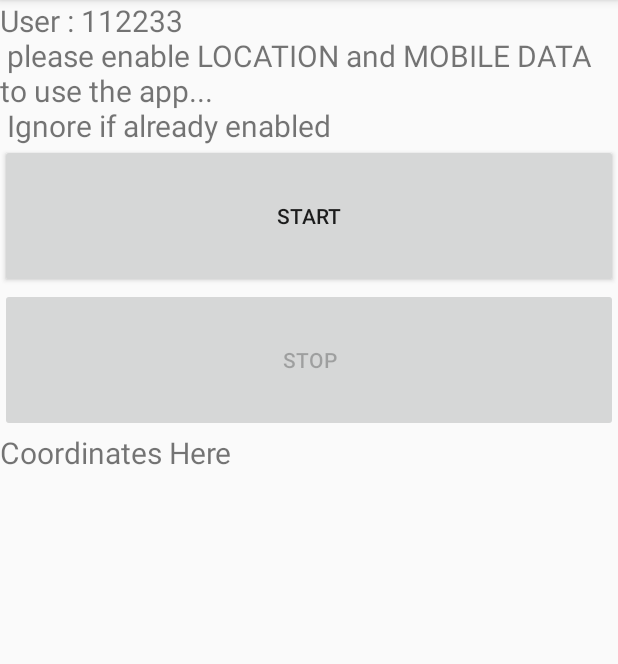
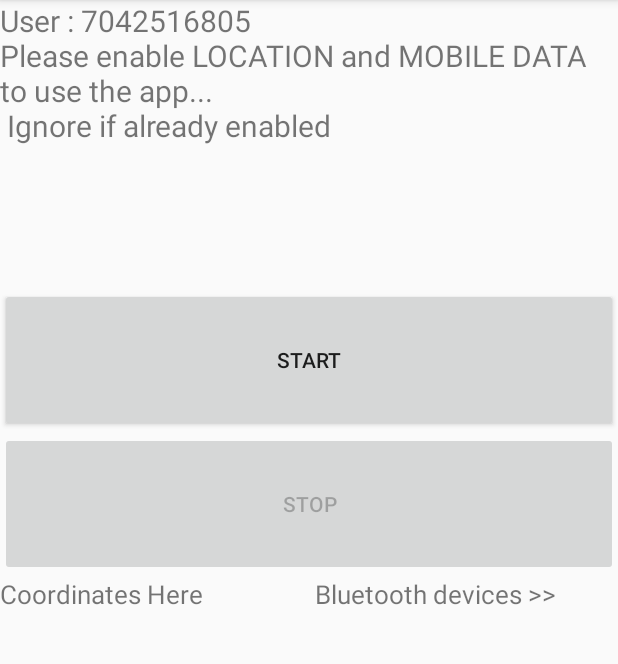
Before and after one commit to SandeepSingh1997/GeoLocationApp, an Android app: the screen it shows after launch (MainActivity), on a phone screen of 412 x 824 dp, the part 84-748 px from its top. Run offline under Robolectric (Android 15) with nearby library versions, the phone set to English and light mode, and no system bars.

Commit message:
with added bluetooth functionality

```diff
--- a/app/build.gradle
+++ b/app/build.gradle
@@ -32,6 +32,9 @@ dependencies {
 
     implementation 'androidx.appcompat:appcompat:1.1.0'
     implementation 'androidx.constraintlayout:constraintlayout:1.1.3'
+    implementation 'com.google.android.material:material:1.0.0'
+    implementation 'androidx.annotation:annotation:1.1.0'
+    implementation 'androidx.lifecycle:lifecycle-extensions:2.0.0'
     testImplementation 'junit:junit:4.12'
     androidTestImplementation 'androidx.test.ext:junit:1.1.1'
     androidTestImplementation 'androidx.test.espresso:espresso-core:3.2.0'
--- a/app/src/main/java/com/example/geolocationapp/MainActivity.java
+++ b/app/src/main/java/com/example/geolocationapp/MainActivity.java
@@ -1,13 +1,24 @@
 package com.example.geolocationapp;
 
 
+import androidx.annotation.Nullable;
 import androidx.appcompat.app.AppCompatActivity;
 import androidx.core.app.ActivityCompat;
 
 import android.Manifest;
+import android.bluetooth.BluetoothAdapter;
+import android.bluetooth.BluetoothDevice;
+import android.content.BroadcastReceiver;
+import android.content.Context;
+import android.content.Intent;
+import android.content.IntentFilter;
 import android.content.pm.PackageManager;
 import android.location.Location;
 
+import android.location.LocationManager;
+import android.net.ConnectivityManager;
+import android.net.wifi.WifiManager;
+import android.net.wifi.p2p.WifiP2pManager;
 import android.os.Bundle;
 import android.os.Looper;
 import android.view.View;
@@ -15,12 +26,14 @@ import android.widget.Button;
 import android.widget.TextView;
 
 
+import com.google.android.gms.gcm.GcmNetworkManager;
 import com.google.android.gms.location.FusedLocationProviderClient;
 
 import com.google.android.gms.location.LocationCallback;
 import com.google.android.gms.location.LocationRequest;
 import com.google.android.gms.location.LocationResult;
 import com.google.android.gms.location.LocationServices;
+import com.google.android.gms.location.LocationSettingsRequest;
 
 public class MainActivity extends AppCompatActivity {
 
@@ -28,6 +41,13 @@ public class MainActivity extends AppCompatActivity {
     private Button stopbutton;
     private TextView textView;
     private TextView textViewinfo;
+    private TextView textViewbt;
+    int BT_REQ = 200;
+    int LOC_PER = 100 ;
+
+    BluetoothAdapter bluetoothAdapter;
+    private String  id ="7042516805";
+
     FusedLocationProviderClient fusedLocationProviderClient;
     LocationRequest locationRequest;
     LocationCallback locationCallback;
@@ -41,9 +61,10 @@ public class MainActivity extends AppCompatActivity {
         stopbutton = (Button) findViewById(R.id.stop);
         textView = (TextView) findViewById(R.id.text_coor);
         textViewinfo = (TextView) findViewById(R.id.info) ;
+        textViewbt = (TextView) findViewById(R.id.text_bt);
 
-        textViewinfo.setText("User : 112233\n " +
-                "please enable LOCATION and MOBILE DATA to use the app..." +
+        textViewinfo.setText("User : " + id +
+                "\nPlease enable LOCATION and MOBILE DATA to use the app..." +
                 "\n Ignore if already enabled");
 
         checkPermissions();
@@ -53,6 +74,28 @@ public class MainActivity extends AppCompatActivity {
     }
 
     private void enableButtons() {
+        // enable bluetooth
+        bluetoothAdapter = BluetoothAdapter.getDefaultAdapter();
+        //setBluetooth name
+        bluetoothAdapter.setName(id);
+
+        //checking if enabled
+        if(!bluetoothAdapter.isEnabled()){
+        Intent btintent = new Intent(BluetoothAdapter.ACTION_REQUEST_ENABLE);
+        startActivityForResult(btintent, BT_REQ);}
+
+        //make your device discoverable
+        Intent intent = new Intent(BluetoothAdapter.ACTION_REQUEST_DISCOVERABLE);
+        intent.putExtra(BluetoothAdapter.EXTRA_DISCOVERABLE_DURATION,100);
+        startActivity(intent);
+
+        //register broadcast reciver for discovered devices
+        IntentFilter intentFilter = new IntentFilter(BluetoothDevice.ACTION_FOUND);
+        registerReceiver(receiver, intentFilter);
+
+        // start searching
+        bluetoothAdapter.startDiscovery();
+
             startbutton.setOnClickListener(new View.OnClickListener() {
                 @Override
                 public void onClick(View v) {
@@ -76,9 +119,27 @@ public class MainActivity extends AppCompatActivity {
             });
     }
 
+    BroadcastReceiver receiver = new BroadcastReceiver() {
+        @Override
+        public void onReceive(Context context, Intent intent) {
+            try {
+                String action = intent.getAction();
+                if (BluetoothDevice.ACTION_FOUND.equals(action)) {
+                    BluetoothDevice bluetoothDevice = intent.getParcelableExtra(BluetoothDevice.EXTRA_DEVICE);
+                    textViewbt.append("\n " + bluetoothDevice.getName() + "\n ");
+                }
+            }catch (NullPointerException e){}
+        }
+    } ;
+
+    @Override
+    protected void onActivityResult(int requestCode, int resultCode, @Nullable Intent data) {
+        super.onActivityResult(requestCode, resultCode, data);
+    }
+
     @Override
     public void onRequestPermissionsResult(int requestCode, String[] permissions, int[] grantResults) {
-        if (requestCode == 100) {
+        if (requestCode == LOC_PER) {
             if (grantResults.length == 1
                     && grantResults[0] == PackageManager.PERMISSION_GRANTED) {
 
@@ -94,7 +155,7 @@ public class MainActivity extends AppCompatActivity {
 
     private void checkPermissions() {
         if (ActivityCompat.checkSelfPermission(this, Manifest.permission.ACCESS_FINE_LOCATION) != PackageManager.PERMISSION_GRANTED) {
-            ActivityCompat.requestPermissions(this, new String[]{Manifest.permission.ACCESS_FINE_LOCATION}, 100);
+            ActivityCompat.requestPermissions(this, new String[]{Manifest.permission.ACCESS_FINE_LOCATION}, LOC_PER);
 
         } else {
             //if permissions already granted
@@ -104,7 +165,6 @@ public class MainActivity extends AppCompatActivity {
         }
     }
 
-
     private void buildLocationCallback() {
 
         locationCallback = new LocationCallback() {
@@ -113,7 +173,7 @@ public class MainActivity extends AppCompatActivity {
             public void onLocationResult(LocationResult locationResult) {
                 for (Location location : locationResult.getLocations()) {
                     date = new java.util.Date(location.getTime());
-                    textView.append("\n >> "+date+" :\n"+location.getLatitude() + "\n" + location.getLongitude());
+                    textView.append("\nTime : >> "+date+" \nLat  :"+location.getLatitude() + "\nLong :" + location.getLongitude());
                 }
             }
         };
@@ -127,5 +187,10 @@ public class MainActivity extends AppCompatActivity {
         locationRequest.setSmallestDisplacement(10);
     }
 
-
+    @Override
+    protected void onDestroy() {
+        super.onDestroy();
+        bluetoothAdapter.cancelDiscovery();
+        unregisterReceiver(receiver);
+    }
 }
--- a/app/src/main/res/layout/activity_main.xml
+++ b/app/src/main/res/layout/activity_main.xml
@@ -18,7 +18,7 @@
         android:id="@+id/info"
         android:layout_width="match_parent"
         android:layout_height="match_parent"
-        android:layout_weight="7"
+        android:layout_weight="6"
         android:textSize="20sp"/>
     <Button
         android:id="@+id/start"
@@ -32,11 +32,14 @@
         android:layout_height="match_parent"
         android:layout_weight="7"
         android:text="stop"/>
-    <FrameLayout
+    <LinearLayout
         android:layout_width="match_parent"
         android:layout_height="match_parent"
-        android:layout_weight="3">
+        android:orientation="horizontal"
+        android:weightSum="2"
+        android:layout_weight="4">
         <ScrollView
+            android:layout_weight="1"
             android:layout_width="match_parent"
             android:layout_height="match_parent">
     <TextView
@@ -44,10 +47,22 @@
         android:layout_width="match_parent"
         android:layout_height="match_parent"
         android:text="Coordinates Here"
-        android:textSize="20sp"
+        android:textSize="17sp"
         />
         </ScrollView>
-    </FrameLayout>
+        <ScrollView
+        android:layout_width="match_parent"
+        android:layout_height="match_parent">
+        <TextView
+            android:id="@+id/text_bt"
+            android:layout_width="match_parent"
+            android:layout_height="match_parent"
+            android:text=" Bluetooth devices >>"
+            android:textSize="17sp"
+            />
+    </ScrollView>
+
+    </LinearLayout>
 
 </LinearLayout>
 </androidx.constraintlayout.widget.ConstraintLayout>
```
Also changed, not shown: app/src/main/AndroidManifest.xml (+8 -2 lines), app/src/main/res/values/strings.xml (+9 -0 lines).
